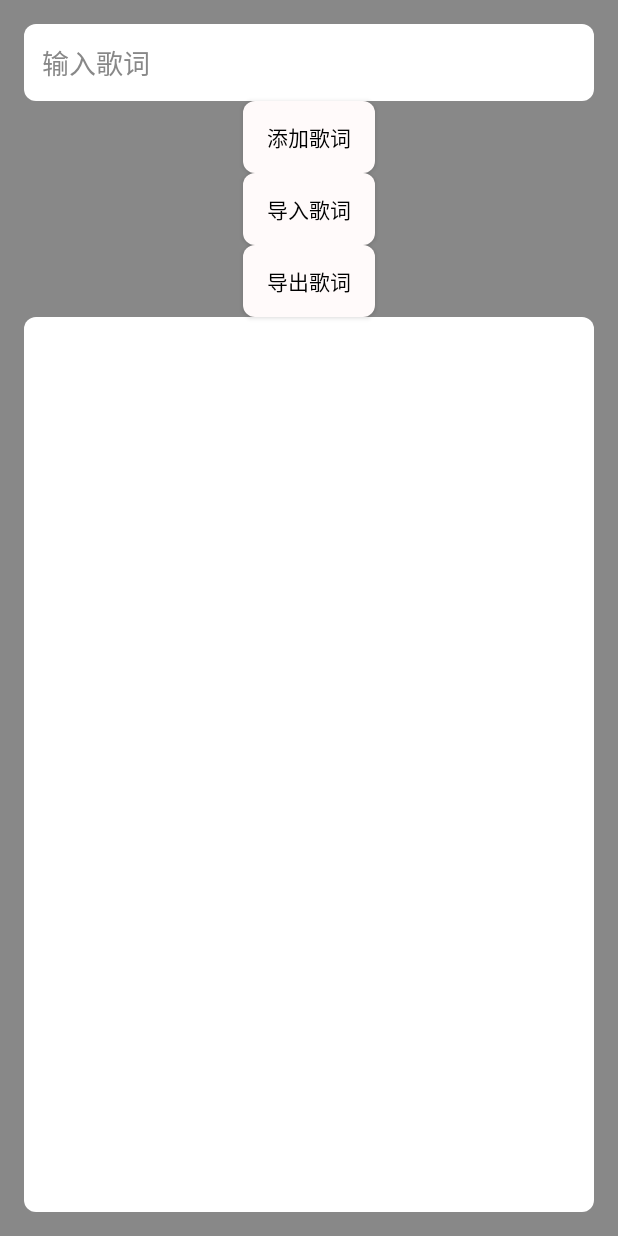
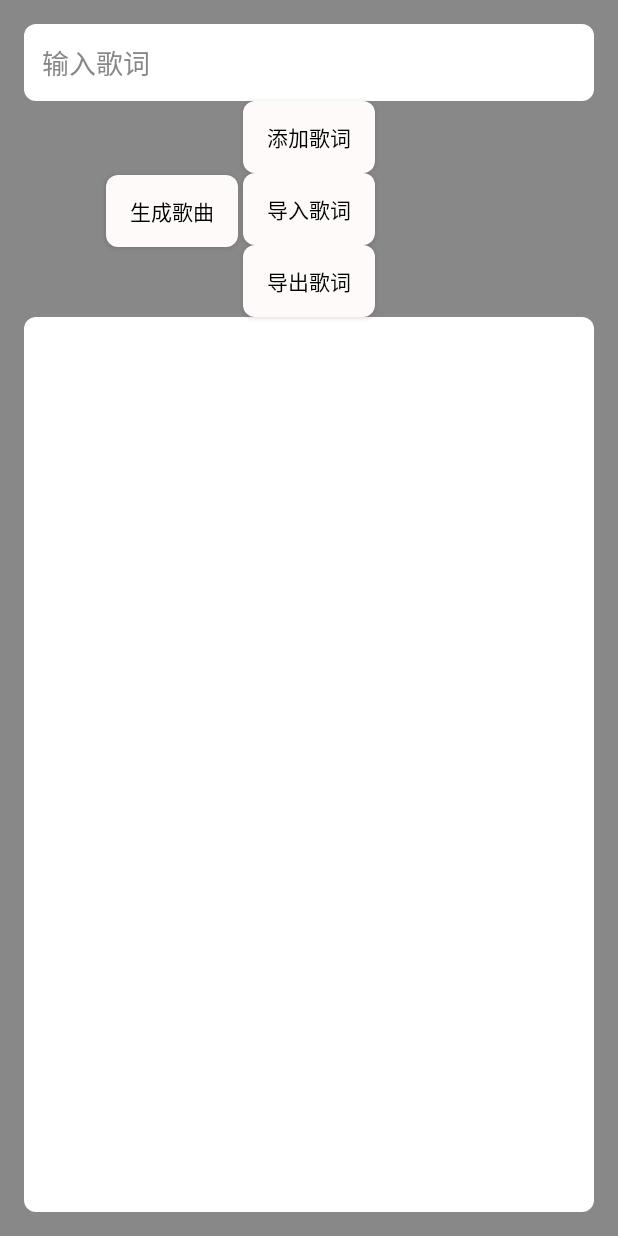
Before and after one commit to talerwang/Androidexam-21-041, an Android app: the layout lm_play_fragment_lyric.xml on its own in the app's theme, with its tools: preview values and no code run, on a phone screen of 412 x 824 dp. Run offline under Robolectric (Android 15) with nearby library versions, the phone set to English and light mode, and no system bars.

Commit message:
更新了生成歌曲的功能

```diff
--- a/lucky-music-master/app/src/main/AndroidManifest.xml
+++ b/lucky-music-master/app/src/main/AndroidManifest.xml
@@ -5,7 +5,7 @@
 
     <uses-permission android:name="android.permission.READ_EXTERNAL_STORAGE" />
     <uses-permission android:name="android.permission.WRITE_EXTERNAL_STORAGE" />
-
+    <uses-permission android:name="android.permission.INTERNET" />
     <application
         android:name=".MainApp"
         android:allowBackup="true"
--- a/lucky-music-master/app/src/main/res/layout/lm_play_fragment_lyric.xml
+++ b/lucky-music-master/app/src/main/res/layout/lm_play_fragment_lyric.xml
@@ -59,17 +59,40 @@
         app:layout_constraintEnd_toEndOf="parent"
         android:layout_marginBottom="8dp" />
 
+    <Button
+        android:id="@+id/generateSongButton"
+        android:layout_width="wrap_content"
+        android:layout_height="wrap_content"
+        android:layout_marginStart="70dp"
+        android:layout_marginLeft="70dp"
+        android:layout_marginTop="49dp"
+
+        android:layout_marginEnd="3dp"
+        android:layout_marginRight="3dp"
+        android:layout_marginBottom="47dp"
+        android:background="@drawable/rounded_button"
+        android:text="生成歌曲"
+        android:textColor="@color/text_color"
+        app:layout_constraintBottom_toTopOf="@+id/lyricTextView"
+        app:layout_constraintEnd_toStartOf="@+id/importButton"
+        app:layout_constraintHorizontal_bias="1.0"
+        app:layout_constraintStart_toStartOf="parent"
+        app:layout_constraintTop_toBottomOf="@+id/lyricEditText"
+        app:layout_constraintVertical_bias="0.0" />
+
     <TextView
         android:id="@+id/lyricTextView"
         android:layout_width="0dp"
         android:layout_height="0dp"
+        android:background="@drawable/rounded_textview"
+        android:padding="12dp"
         android:scrollbars="vertical"
-        android:padding="12dp"
-        android:background="@drawable/rounded_textview"
         android:textColor="@color/text_color"
+        app:layout_constraintBottom_toBottomOf="parent"
+        app:layout_constraintEnd_toEndOf="parent"
+        app:layout_constraintHorizontal_bias="0.0"
+        app:layout_constraintStart_toStartOf="parent"
         app:layout_constraintTop_toBottomOf="@+id/exportButton"
-        app:layout_constraintBottom_toBottomOf="parent"
-        app:layout_constraintStart_toStartOf="parent"
-        app:layout_constraintEnd_toEndOf="parent" />
+        app:layout_constraintVertical_bias="1.0" />
 
 </androidx.constraintlayout.widget.ConstraintLayout>
```
Also changed, not shown: lucky-music-master/app/src/main/java/org/fattili/luckymusic/ui/view/main/play/LyricFragment.kt (+110 -1 lines).
